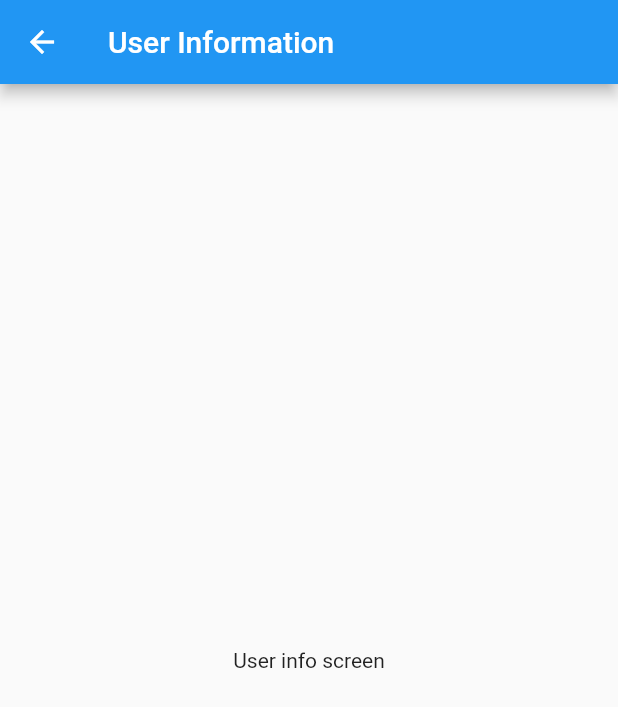
After one commit to yousufCse/flutter_ui, a Flutter app: the screen it shows after launch, after a tap on "> Slide to unlock", on a phone screen of 412 x 824 dp. The commit adds this screen. Shown: the top 707 px of the screen. Run offline on Flutter 3.47's test engine with Material 2 defaults, Android fonts, the phone set to English and light mode, and no system bars; our stand-ins replace shimmer.

Commit message:
Navigate to next screen

```diff
--- a/lib/src/screens/lock_screen.dart
+++ b/lib/src/screens/lock_screen.dart
@@ -1,5 +1,6 @@
 import 'package:flutter/material.dart';
 import 'package:shimmer/shimmer.dart';
+import './user_screen.dart';
 
 class LockScreen extends StatefulWidget {
   @override
@@ -7,6 +8,13 @@ class LockScreen extends StatefulWidget {
 }
 
 class _LockScreenState extends State<LockScreen> {
+  onUnlockPress() {
+    Navigator.push(
+      context,
+      MaterialPageRoute(builder: (context) => UserScreen()),
+    );
+  }
+
   @override
   Widget build(BuildContext context) {
     return Scaffold(
@@ -35,11 +43,14 @@ class _LockScreenState extends State<LockScreen> {
   }
 
   Widget _buildShimmerText() {
-    return Text(
-      '> Slide to unlock',
-      style: TextStyle(
-        fontSize: 30.0,
-        fontWeight: FontWeight.bold,
+    return InkWell(
+      onTap: onUnlockPress,
+      child: Text(
+        '> Slide to unlock',
+        style: TextStyle(
+          fontSize: 30.0,
+          fontWeight: FontWeight.bold,
+        ),
       ),
     );
   }
--- /dev/null
+++ b/lib/src/screens/user_screen.dart
@@ -0,0 +1,23 @@
+import 'package:flutter/material.dart';
+
+
+class UserScreen extends StatefulWidget {
+  @override
+  _UserScreenState createState() => _UserScreenState();
+}
+
+class _UserScreenState extends State<UserScreen> {
+  @override
+  Widget build(BuildContext context) {
+    return Scaffold(
+      appBar: AppBar(
+        title: Text('User Information'),
+      ),
+      body: Container(
+        child: Center(
+          child: Text('User info screen'),
+        ),
+      ),
+    );
+  }
+}
```
